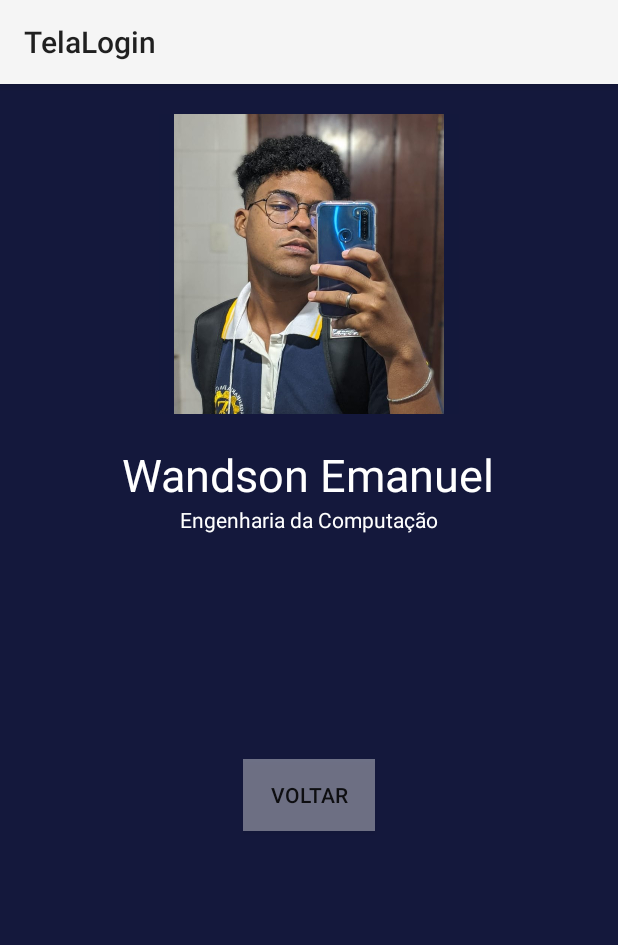
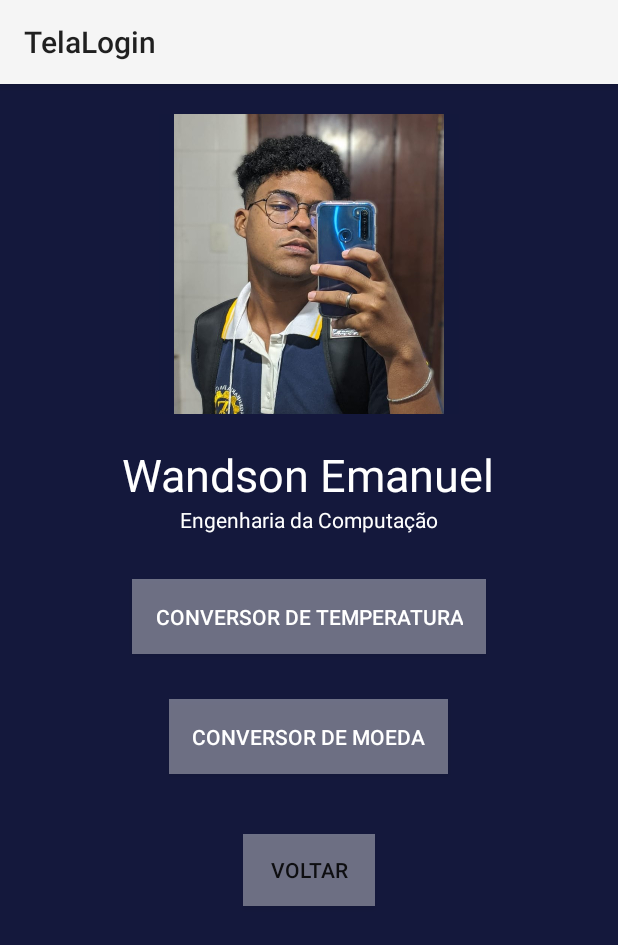
Before and after one commit to Wuel1/Kotlin, an Android app: the ProfileActivity screen opened directly, with no data from a screen before it, on a phone screen of 412 x 824 dp. Shown: the top 945 px of the screen. Run offline under Robolectric (Android 15) with nearby library versions, the phone set to English and light mode, and no system bars.

Commit message:
Login | Temperatura | Moeda

```diff
--- a/TelaLogin/app/build.gradle
+++ b/TelaLogin/app/build.gradle
@@ -30,8 +30,9 @@ android {
     kotlinOptions {
         jvmTarget = '1.8'
     }
-    viewBinding{
-        enabled = true
+    buildFeatures{
+        dataBinding = true
+        viewBinding = true
     }
 }
 
--- a/TelaLogin/app/src/main/AndroidManifest.xml
+++ b/TelaLogin/app/src/main/AndroidManifest.xml
@@ -13,7 +13,10 @@
         android:theme="@style/Theme.TelaLogin"
         tools:targetApi="31">
         <activity
-            android:name=".TemperaturaActivity"
+            android:name=".MoedaActivity"
+            android:exported="false" />
+        <activity
+            android:name=".TemperaturaActivityActivity"
             android:exported="false" />
         <activity
             android:name=".ProfileActivity"
--- a/TelaLogin/app/src/main/java/com/example/telalogin/ProfileActivity.kt
+++ b/TelaLogin/app/src/main/java/com/example/telalogin/ProfileActivity.kt
@@ -1,5 +1,6 @@
 package com.example.telalogin
 
+import android.content.Intent
 import androidx.appcompat.app.AppCompatActivity
 import android.os.Bundle
 import com.example.telalogin.databinding.ActivityProfileBinding
@@ -13,6 +14,14 @@ class ProfileActivity : AppCompatActivity() {
         super.onCreate(savedInstanceState)
         setContentView(binding.root)
 
+        binding.buttonTemperatura.setOnClickListener {
+            startActivity(Intent(this, TemperaturaActivityActivity::class.java))
+        }
+
+        binding.buttonMoeda.setOnClickListener {
+            startActivity(Intent(this, MoedaActivity::class.java))
+        }
+
         binding.buttonVoltar.setOnClickListener {
             finish()
         }
--- a/TelaLogin/app/src/main/java/com/example/telalogin/TemperaturaActivity.kt
+++ b/TelaLogin/app/src/main/java/com/example/telalogin/TemperaturaActivity.kt
@@ -31,5 +31,9 @@ class TemperaturaActivityActivity : AppCompatActivity() {
                 binding.resultado.setText("Nenhum valor inserido")
             }
         }
+
+        binding.buttonVoltar.setOnClickListener {
+            finish()
+        }
     }
 }
--- a/TelaLogin/app/src/main/res/layout/activity_profile.xml
+++ b/TelaLogin/app/src/main/res/layout/activity_profile.xml
@@ -31,11 +31,32 @@
         android:layout_gravity="center"
         android:textColor="@color/white"/>
     <Button
+        android:id="@+id/button_temperatura"
+        android:text="Conversor de Temperatura"
+        android:textColor="@color/white"
+        android:layout_width="wrap_content"
+        android:layout_height="wrap_content"
+        android:layout_marginTop="30dp"
+        android:padding="15dp"
+        android:layout_gravity="center"
+        android:background="#61FFFFFF"/>
+    <Button
+        android:id="@+id/button_moeda"
+        android:text="Conversor de Moeda"
+        android:textColor="@color/white"
+        android:layout_width="wrap_content"
+        android:layout_height="wrap_content"
+        android:layout_marginTop="30dp"
+        android:padding="15dp"
+        android:layout_gravity="center"
+        android:background="#61FFFFFF"/>
+
+    <Button
         android:id="@+id/button_voltar"
         android:text="Voltar"
         android:layout_width="wrap_content"
         android:layout_height="wrap_content"
-        android:layout_marginTop="150dp"
+        android:layout_marginTop="40dp"
         android:layout_gravity="center"
         android:background="#61FFFFFF"/>
 
```
Also changed, not shown: TelaLogin/app/src/main/java/com/example/telalogin/MainActivity.kt (+3 -4 lines), TelaLogin/app/src/main/java/com/example/telalogin/MoedaActivity.kt (added, +44 -0 lines), TelaLogin/app/src/main/res/layout/activity_moeda.xml (added, +88 -0 lines), TelaLogin/app/src/main/res/layout/activity_temperatura.xml (+29 -21 lines).
